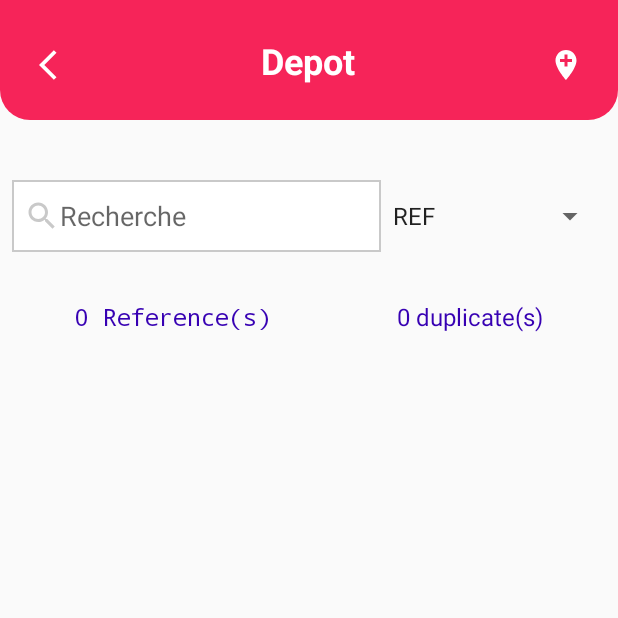
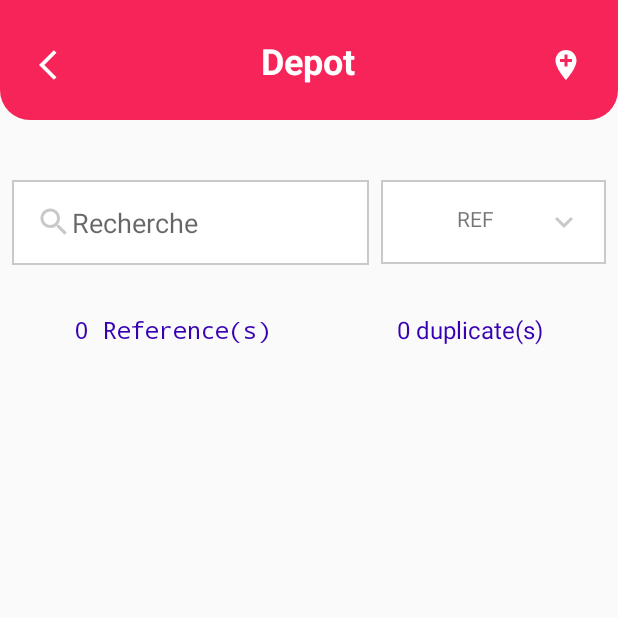
Before and after one commit to averroes96/HSStore, an Android app: the DepotActivity screen opened directly, with no data from a screen before it, on a phone screen of 412 x 824 dp, the top half of it. Run offline under Robolectric (Android 15) with nearby library versions, the phone set to English and light mode, and no system bars; 1 statement that could not run was skipped.

Commit message:
Fixed some bugs

```diff
--- a/app/src/main/java/com/averroes/hsstock/activities/DepotActivity.java
+++ b/app/src/main/java/com/averroes/hsstock/activities/DepotActivity.java
@@ -1,10 +1,12 @@
 package com.averroes.hsstock.activities;
 
 import androidx.annotation.Nullable;
+import androidx.appcompat.app.AlertDialog;
 import androidx.appcompat.app.AppCompatActivity;
 import androidx.recyclerview.widget.LinearLayoutManager;
 import androidx.recyclerview.widget.RecyclerView;
 
+import android.content.DialogInterface;
 import android.content.Intent;
 import android.database.Cursor;
 import android.os.Bundle;
@@ -27,14 +29,13 @@ import com.averroes.hsstock.models.Depot;
 
 import java.util.ArrayList;
 
-public class DepotActivity extends AppCompatActivity implements AdapterView.OnItemSelectedListener {
+public class DepotActivity extends AppCompatActivity {
 
     private ImageButton backBtn,addLocationBtn;
     private EditText searchET;
     private RecyclerView locationsRV;
     private ImageView empty;
-    private TextView nodata,countTV,duplicateTV;
-    private Spinner searchSpinner;
+    private TextView nodata,countTV,duplicateTV,filterTV;
 
     private ArrayList<Depot> depots;
     private DBHandler dbHandler;
@@ -57,20 +58,12 @@ public class DepotActivity extends AppCompatActivity implements AdapterView.OnIt
         locationsRV = findViewById(R.id.locationsRV);
         empty = findViewById(R.id.empty);
         nodata = findViewById(R.id.nodata);
-        searchSpinner = findViewById(R.id.searchSpinner);
         countTV =  findViewById(R.id.countTV);
         duplicateTV = findViewById(R.id.duplicateTV);
+        filterTV = findViewById(R.id.filterTV);
 
         dbHandler = new DBHandler(this);
         depots = new ArrayList<>();
-
-        searchSpinner.setOnItemSelectedListener(this);
-
-        //Creating the ArrayAdapter instance having the country list
-        ArrayAdapter aa = new ArrayAdapter(this,android.R.layout.simple_spinner_item,types);
-        aa.setDropDownViewResource(android.R.layout.simple_spinner_dropdown_item);
-        //Setting the ArrayAdapter data on the Spinner
-        searchSpinner.setAdapter(aa);
 
         backBtn.setOnClickListener(new View.OnClickListener() {
             @Override
@@ -103,6 +96,14 @@ public class DepotActivity extends AppCompatActivity implements AdapterView.OnIt
             }
         });
 
+        filterTV.setOnClickListener(new View.OnClickListener() {
+            @Override
+            public void onClick(View view) {
+                openFilterDialog();
+            }
+        });
+        filterTV.setText(getResources().getStringArray(R.array.filter_types)[0]);
+
         getData();
 
         adapter = new DepotAdapter(DepotActivity.this, this, depots);
@@ -112,6 +113,19 @@ public class DepotActivity extends AppCompatActivity implements AdapterView.OnIt
 
         countTV.setText(adapter.getItemCount() + " Reference(s)");
         duplicateTV.setText(adapter.getDuplicatesCount() + " duplicate(s)");
+    }
+
+    private void openFilterDialog() {
+        AlertDialog.Builder builder = new AlertDialog.Builder(this);
+        builder.setTitle(getString(R.string.filter_criteria))
+                .setItems(R.array.filter_types, new DialogInterface.OnClickListener() {
+                    @Override
+                    public void onClick(DialogInterface dialogInterface, int i) {
+                        String[] array = getResources().getStringArray(R.array.filter_types);
+                        filterTV.setText(array[i]);
+                    }
+                })
+                .create().show();
     }
 
     private void getData() {
@@ -125,14 +139,11 @@ public class DepotActivity extends AppCompatActivity implements AdapterView.OnIt
                 nodata.setVisibility(View.VISIBLE);
             }
             else{
-
                 empty.setVisibility(View.GONE);
                 nodata.setVisibility(View.GONE);
-
                 depots.clear();
 
                 while(cursor.moveToNext()){
-
                     Depot depot = new Depot(
                             cursor.getInt(0),
                             cursor.getString(1),
@@ -140,11 +151,8 @@ public class DepotActivity extends AppCompatActivity implements AdapterView.OnIt
                     );
 
                     depots.add(depot);
-
                 }
-
             }
-
         }
         else
             Toast.makeText(this, "Erreur de la base de données", Toast.LENGTH_LONG).show();
@@ -154,7 +162,7 @@ public class DepotActivity extends AppCompatActivity implements AdapterView.OnIt
         ArrayList<Depot> filteredList = new ArrayList<>();
 
         for (Depot depot : depots) {
-            if(currentSearchType.equals("ref")) {
+            if(filterTV.getText().equals(getResources().getStringArray(R.array.filter_types)[0])) {
                 if (depot.get_reference().toLowerCase().trim().contains(text.toLowerCase())) {
                     filteredList.add(depot);
                 }
@@ -188,17 +196,4 @@ public class DepotActivity extends AppCompatActivity implements AdapterView.OnIt
         }
         super.onActivityResult(requestCode, resultCode, data);
     }
-
-    @Override
-    public void onItemSelected(AdapterView<?> adapterView, View view, int i, long l) {
-        if(i == 0)
-            currentSearchType = "ref";
-        if(i == 1)
-            currentSearchType = "pos";
-    }
-
-    @Override
-    public void onNothingSelected(AdapterView<?> adapterView) {
-
-    }
 }
--- a/app/src/main/java/com/averroes/hsstock/activities/MainActivity.java
+++ b/app/src/main/java/com/averroes/hsstock/activities/MainActivity.java
@@ -116,7 +116,8 @@ public class MainActivity extends AppCompatActivity {
         if(filteredList.size() == 0){
             empty.setVisibility(View.VISIBLE);
             nodata.setVisibility(View.VISIBLE);
-        }else{
+        }
+        else{
             empty.setVisibility(View.GONE);
             nodata.setVisibility(View.GONE);
         }
--- a/app/src/main/java/com/averroes/hsstock/activities/UpdateProductActivity.java
+++ b/app/src/main/java/com/averroes/hsstock/activities/UpdateProductActivity.java
@@ -135,8 +135,8 @@ public class UpdateProductActivity extends AppCompatActivity implements CameraMe
             size.setText(getIntent().getStringExtra("size"));
             color.setText(getIntent().getStringExtra("color"));
             if(!getIntent().getStringExtra("image").equals("")) {
-                image.setImageURI(Uri.parse(getIntent().getStringExtra("image")));
                 imageUri = Uri.parse(getIntent().getStringExtra("image"));
+                image.setImageURI(imageUri);
             }
         }
         else{
--- /dev/null
+++ b/app/src/main/res/drawable/ic_arrow_down_grey.xml
@@ -0,0 +1,5 @@
+<vector android:height="24dp" android:tint="#C9C9C9"
+    android:viewportHeight="24" android:viewportWidth="24"
+    android:width="24dp" xmlns:android="http://schemas.android.com/apk/res/android">
+    <path android:fillColor="@android:color/white" android:pathData="M7.41,8.59L12,13.17l4.59,-4.58L18,10l-6,6 -6,-6 1.41,-1.41z"/>
+</vector>
--- /dev/null
+++ b/app/src/main/res/drawable/ic_filter_grey.xml
@@ -0,0 +1,5 @@
+<vector android:height="24dp" android:tint="#C9C9C9"
+    android:viewportHeight="24" android:viewportWidth="24"
+    android:width="24dp" xmlns:android="http://schemas.android.com/apk/res/android">
+    <path android:fillColor="@android:color/white" android:pathData="M10,18h4v-2h-4v2zM3,6v2h18L21,6L3,6zM6,13h12v-2L6,11v2z"/>
+</vector>
--- a/app/src/main/res/layout/activity_depot.xml
+++ b/app/src/main/res/layout/activity_depot.xml
@@ -76,21 +76,30 @@
 
             <EditText
                 android:id="@+id/searchET"
-                android:layout_width="256sp"
-                android:layout_height="48sp"
-                android:layout_weight="1"
+                android:layout_width="match_parent"
+                android:layout_height="wrap_content"
+                android:layout_weight="2"
+                android:layout_gravity="center"
                 android:background="@drawable/shape_rectangle"
                 android:drawableStart="@drawable/ic_search_grey"
                 android:ems="10"
                 android:hint="@string/search"
                 android:inputType="textPersonName"
-                android:padding="8sp" />
+                android:padding="16dp" />
 
-            <Spinner
-                android:id="@+id/searchSpinner"
-                android:layout_width="160dp"
-                android:layout_height="48sp"
-                android:layout_weight="1" />
+            <TextView
+                android:id="@+id/filterTV"
+                android:layout_width="match_parent"
+                android:layout_height="wrap_content"
+                android:ems="10"
+                android:padding="16dp"
+                android:layout_weight="3"
+                android:textAlignment="center"
+                android:layout_marginStart="8dp"
+                android:layout_gravity="center"
+                android:background="@drawable/shape_rectangle"
+                app:drawableEndCompat="@drawable/ic_arrow_down_grey" />
+
 
         </LinearLayout>
 
--- a/app/src/main/res/values/strings.xml
+++ b/app/src/main/res/values/strings.xml
@@ -10,4 +10,9 @@
     <string name="price">Prix</string>
     <string name="references">References (séparer par virgule)</string>
     <string name="position">Position</string>
+    <string name="filter_criteria">Filtrage par rapport :</string>
+    <string-array name="filter_types">
+        <item name ="ref">REF</item>
+        <item name="pos">POS</item>
+    </string-array>
 </resources>
```
